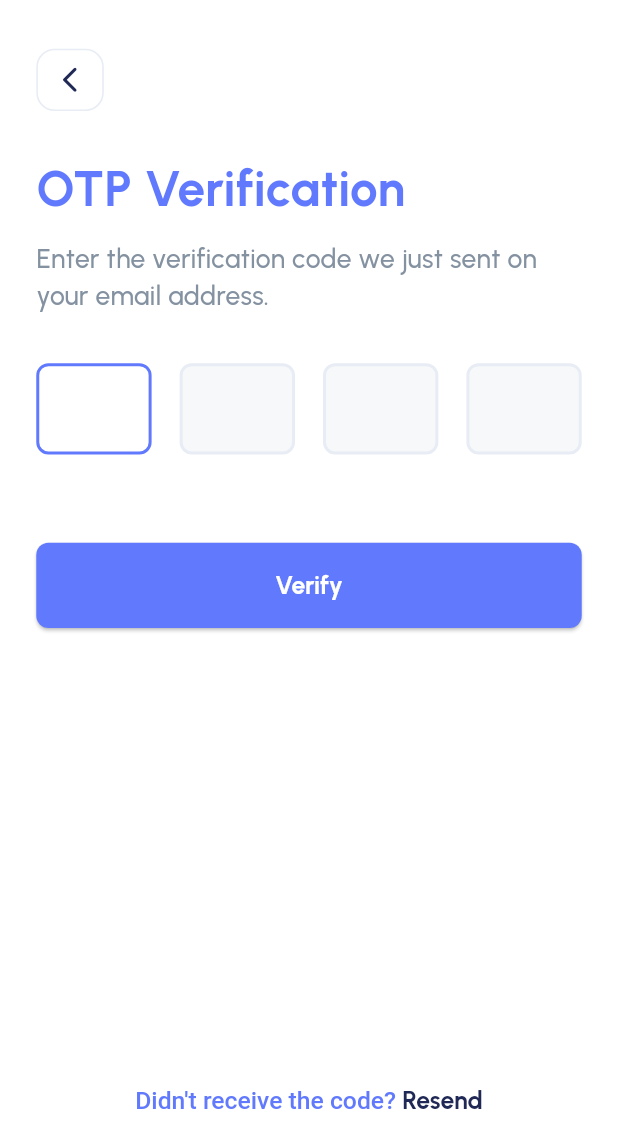
After one commit to OmarAfifi-CSE/finance_app_ui, a Flutter app: the OtpVerificationScreen screen opened by its route, on a phone screen of 412 x 824 dp. The commit adds this screen. Shown: the top 1148 px of the screen. Run offline on Flutter 3.47's test engine with Material 3 defaults, Android fonts, the phone set to English and light mode, and no system bars; drawn by our look-alikes of pin_code_fields; our stand-ins replace flutter_screenutil, flutter_svg, go_router.

Commit message:
Create OtpVerificationScreen

```diff
--- a/lib/core/features/auth/forget_password_screen.dart
+++ b/lib/core/features/auth/forget_password_screen.dart
@@ -72,13 +72,18 @@ class _ForgetPasswordScreenState extends State<ForgetPasswordScreen> {
                     },
                   ),
                   SizedBox(height: 38.h),
-                  PrimaryButtonWidget(buttonText: 'Send Code',onPressed: (){
-                    if (formKey.currentState?.validate() ?? false) {
-                      // Handle the send code action
-                      // For example, you can navigate to the next screen
-                      GoRouter.of(context).pushNamed(AppRoutes.resetPasswordScreen);
-                    }
-                  },),
+                  PrimaryButtonWidget(
+                    buttonText: 'Send Code',
+                    onPressed: () {
+                      if (formKey.currentState?.validate() ?? false) {
+                        // Handle the send code action
+                        // For example, you can navigate to the next screen
+                        GoRouter.of(
+                          context,
+                        ).pushNamed(AppRoutes.otpVerificationScreen);
+                      }
+                    },
+                  ),
                   SizedBox(height: 300.h),
                   CustomRichText(
                     text: 'Remember Password? ',
--- /dev/null
+++ b/lib/core/features/auth/verify_otp/otp_verification_screen.dart
@@ -0,0 +1,131 @@
+import 'package:finance_app_ui/core/features/auth/widgets/custom_back_button_widget.dart';
+import 'package:finance_app_ui/core/routing/app_routes.dart';
+import 'package:finance_app_ui/core/widgets/primary_button_widget.dart';
+import 'package:flutter/material.dart';
+import 'package:flutter_screenutil/flutter_screenutil.dart';
+import 'package:go_router/go_router.dart';
+import 'package:pin_code_fields/pin_code_fields.dart';
+
+import '../../../styling/app_colors.dart';
+import '../../../styling/app_styles.dart';
+import '../widgets/custom_rich_text.dart';
+
+class OtpVerificationScreen extends StatefulWidget {
+  const OtpVerificationScreen({super.key});
+
+  @override
+  State<OtpVerificationScreen> createState() => _OtpVerificationScreenState();
+}
+
+class _OtpVerificationScreenState extends State<OtpVerificationScreen> {
+  final GlobalKey<FormState> formKey = GlobalKey<FormState>();
+  late TextEditingController otpController;
+
+  @override
+  void initState() {
+    super.initState();
+    otpController = TextEditingController();
+  }
+
+  @override
+  Widget build(BuildContext context) {
+    return Scaffold(
+      body: SafeArea(
+        child: SingleChildScrollView(
+          child: Form(
+            key: formKey,
+            child: Padding(
+              padding: EdgeInsets.symmetric(horizontal: 22.w, vertical: 20.h),
+              child: Column(
+                mainAxisAlignment: MainAxisAlignment.start,
+                crossAxisAlignment: CrossAxisAlignment.start,
+                children: [
+                  SizedBox(height: 12.h),
+                  CustomBackButtonWidget(),
+                  SizedBox(height: 28.h),
+                  SizedBox(
+                    width: 331.w,
+                    child: Text(
+                      "OTP Verification",
+                      style: AppStyles.primaryHeadlineStyle,
+                    ),
+                  ),
+                  SizedBox(height: 10.h),
+                  SizedBox(
+                    width: 331.w,
+                    child: Text(
+                      "Enter the verification code we just sent on your email address.",
+                      style: AppStyles.subtitlesStyle,
+                    ),
+                  ),
+                  SizedBox(height: 32.h),
+                  PinCodeTextField(
+                    appContext: context,
+                    length: 4,
+                    controller: otpController,
+                    validator: (value) {
+                      if (value == null || value.isEmpty || value.length < 4) {
+                        return "Please enter the complete 4-digit OTP";
+                      }
+                      return null;
+                    },
+                    autovalidateMode: AutovalidateMode.onUnfocus,
+                    errorTextSpace: 20.h,
+                    autoFocus: true,
+                    enableActiveFill: true,
+                    keyboardType: TextInputType.number,
+                    textStyle: AppStyles.primaryHeadlineStyle.copyWith(
+                      fontSize: 22.sp,
+                    ),
+                    cursorColor: AppColors.primaryColor,
+                    pinTheme: PinTheme(
+                      shape: PinCodeFieldShape.box,
+                      borderRadius: BorderRadius.circular(8.r),
+                      fieldWidth: 70.w,
+                      fieldHeight: 60.h,
+                      inactiveFillColor: Color(0xffF7F8F9),
+                      activeFillColor: AppColors.whiteColor,
+                      selectedFillColor: AppColors.whiteColor,
+                      inactiveColor: Color(0xffE8ECF4),
+                      activeColor: AppColors.primaryColor,
+                      selectedColor: AppColors.primaryColor,
+                    ),
+                    animationType: AnimationType.scale,
+
+                    onCompleted: (value) {},
+                  ),
+                  SizedBox(height: 38.h),
+                  PrimaryButtonWidget(
+                    buttonText: 'Verify',
+                    onPressed: () {
+                      if (formKey.currentState?.validate() ?? false) {
+                        // Handle OTP verification action
+                        ScaffoldMessenger.of(context).showSnackBar(
+                          SnackBar(content: Text('OTP verified successfully!')),
+                        );
+                        GoRouter.of(
+                          context,
+                        ).pushReplacementNamed(AppRoutes.resetPasswordScreen);
+                      }
+                    },
+                  ),
+                  SizedBox(height: 300.h),
+                  CustomRichText(
+                    text: "Didn't receive the code? ",
+                    onTapText: 'Resend',
+                    onTap: () {
+                      // Handle resend OTP action
+                      ScaffoldMessenger.of(context).showSnackBar(
+                        SnackBar(content: Text('OTP resent successfully!')),
+                      );
+                    },
+                  ),
+                ],
+              ),
+            ),
+          ),
+        ),
+      ),
+    );
+  }
+}
--- a/lib/core/routing/app_routes.dart
+++ b/lib/core/routing/app_routes.dart
@@ -6,4 +6,5 @@ class AppRoutes {
   static const String forgetPasswordScreen = '/forget-password';
   static const String resetPasswordScreen = '/reset-password';
   static const String passwordChangedScreen = '/password-changed-successfully';
+  static const String otpVerificationScreen = '/otp-verification';
 }
--- a/lib/core/routing/router_generation_config.dart
+++ b/lib/core/routing/router_generation_config.dart
@@ -6,6 +6,7 @@ import 'package:go_router/go_router.dart';
 
 import '../features/auth/password_changed_screen.dart';
 import '../features/auth/register_screen.dart';
+import '../features/auth/verify_otp/otp_verification_screen.dart';
 import 'app_routes.dart';
 
 class RouterGenerationConfig {
@@ -42,6 +43,11 @@ class RouterGenerationConfig {
         name: AppRoutes.passwordChangedScreen,
         builder: (context, state) => const PasswordChangedScreen(),
       ),
+      GoRoute(
+        path: AppRoutes.otpVerificationScreen,
+        name: AppRoutes.otpVerificationScreen,
+        builder: (context, state) => const OtpVerificationScreen(),
+      ),
     ],
   );
 }
--- a/pubspec.yaml
+++ b/pubspec.yaml
@@ -33,6 +33,7 @@ dependencies:
   flutter_screenutil: ^5.9.3
   go_router: ^16.0.0
   flutter_svg: ^2.2.0
+  pin_code_fields: ^8.0.1
 
   # The following adds the Cupertino Icons font to your application.
   # Use with the CupertinoIcons class for iOS style icons.
```
Also changed, not shown: pubspec.lock.
